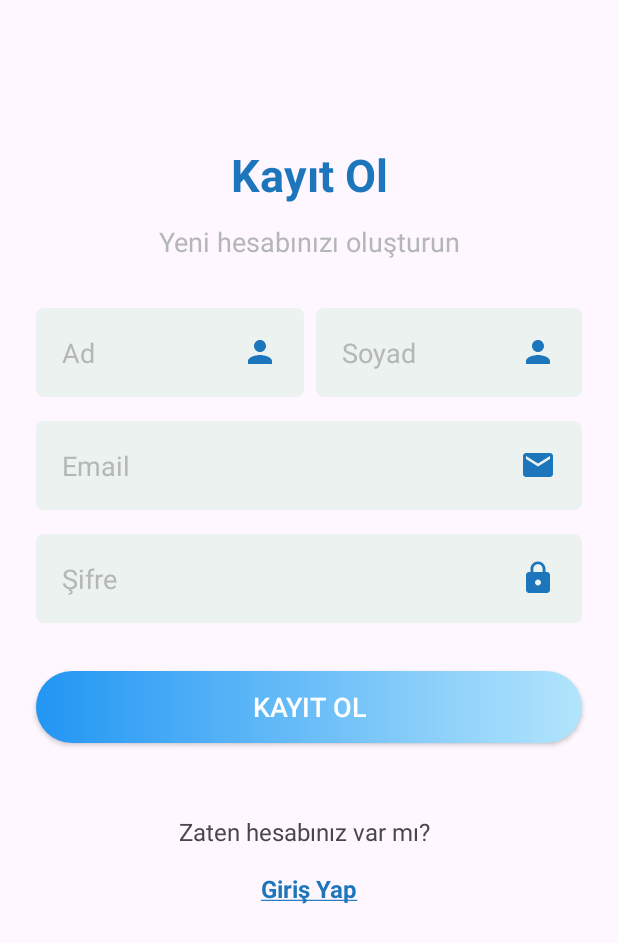
After one commit to talhayi/Homework3, an Android app: the RegisterActivity screen opened directly, with no data from a screen before it, on a phone screen of 412 x 824 dp. The commit adds this screen. Shown: the top 943 px of the screen. Run offline under Robolectric (Android 15) with nearby library versions, the phone set to English and light mode, and no system bars.

Commit message:
Created Register UI

```diff
--- a/app/build.gradle.kts
+++ b/app/build.gradle.kts
@@ -33,6 +33,9 @@ android {
     kotlinOptions {
         jvmTarget = "1.8"
     }
+    buildFeatures {
+        viewBinding = true
+    }
 }
 
 dependencies {
--- a/app/src/main/AndroidManifest.xml
+++ b/app/src/main/AndroidManifest.xml
@@ -13,7 +13,7 @@
         android:theme="@style/Theme.Homework3"
         tools:targetApi="31">
         <activity
-            android:name=".MainActivity"
+            android:name=".LoginActivity"
             android:exported="true">
             <intent-filter>
                 <action android:name="android.intent.action.MAIN" />
@@ -21,6 +21,11 @@
                 <category android:name="android.intent.category.LAUNCHER" />
             </intent-filter>
         </activity>
+
+        <activity
+            android:name=".RegisterActivity"
+            android:exported="true">
+        </activity>
     </application>
 
 </manifest>
--- /dev/null
+++ b/app/src/main/java/com/example/homework3/LoginActivity.kt
@@ -0,0 +1,20 @@
+package com.example.homework3
+
+import android.content.Intent
+import androidx.appcompat.app.AppCompatActivity
+import android.os.Bundle
+import com.example.homework3.databinding.ActivityLoginBinding
+
+class LoginActivity : AppCompatActivity() {
+    private lateinit var binding: ActivityLoginBinding
+    override fun onCreate(savedInstanceState: Bundle?) {
+        super.onCreate(savedInstanceState)
+        binding = ActivityLoginBinding.inflate(layoutInflater)
+        setContentView(binding.root)
+
+        binding.signUpTextView.setOnClickListener {
+            val intent = Intent(this, RegisterActivity::class.java)
+            startActivity(intent)
+        }
+    }
+}
--- a/app/src/main/java/com/example/homework3/MainActivity.kt
+++ /dev/null
@@ -1,11 +0,0 @@
-package com.example.homework3
-
-import androidx.appcompat.app.AppCompatActivity
-import android.os.Bundle
-
-class MainActivity : AppCompatActivity() {
-    override fun onCreate(savedInstanceState: Bundle?) {
-        super.onCreate(savedInstanceState)
-        setContentView(R.layout.activity_main)
-    }
-}
--- /dev/null
+++ b/app/src/main/java/com/example/homework3/RegisterActivity.kt
@@ -0,0 +1,20 @@
+package com.example.homework3
+
+import android.content.Intent
+import androidx.appcompat.app.AppCompatActivity
+import android.os.Bundle
+import com.example.homework3.databinding.ActivityRegisterBinding
+
+class RegisterActivity : AppCompatActivity() {
+    private lateinit var binding: ActivityRegisterBinding
+    override fun onCreate(savedInstanceState: Bundle?) {
+        super.onCreate(savedInstanceState)
+        binding = ActivityRegisterBinding.inflate(layoutInflater)
+        setContentView(binding.root)
+
+        binding.signInTextView.setOnClickListener {
+            val intent = Intent(this, LoginActivity::class.java)
+            startActivity(intent)
+        }
+    }
+}
--- /dev/null
+++ b/app/src/main/res/drawable/ic_person.xml
@@ -0,0 +1,5 @@
+<vector android:height="24dp" android:tint="@color/text_color"
+    android:viewportHeight="24" android:viewportWidth="24"
+    android:width="24dp" xmlns:android="http://schemas.android.com/apk/res/android">
+    <path android:fillColor="@android:color/white" android:pathData="M12,12c2.21,0 4,-1.79 4,-4s-1.79,-4 -4,-4 -4,1.79 -4,4 1.79,4 4,4zM12,14c-2.67,0 -8,1.34 -8,4v2h16v-2c0,-2.66 -5.33,-4 -8,-4z"/>
+</vector>
--- a/app/src/main/res/layout/activity_main.xml
+++ b/app/src/main/res/layout/activity_login.xml
@@ -11,13 +11,15 @@
     android:id="@+id/constraintLayout"
     android:layout_width="match_parent"
     android:layout_height="wrap_content"
-    tools:context=".MainActivity">
+    android:background="@color/white"
+    tools:context=".LoginActivity">
 
 
     <ImageView
         android:id="@+id/imageView"
         android:layout_width="0dp"
         android:layout_height="250dp"
+        android:layout_marginTop="32dp"
         android:background="@drawable/car"
         app:layout_constraintEnd_toEndOf="parent"
         app:layout_constraintStart_toStartOf="parent"
--- /dev/null
+++ b/app/src/main/res/layout/activity_register.xml
@@ -0,0 +1,166 @@
+<?xml version="1.0" encoding="utf-8"?>
+<androidx.constraintlayout.widget.ConstraintLayout xmlns:android="http://schemas.android.com/apk/res/android"
+    xmlns:app="http://schemas.android.com/apk/res-auto"
+    xmlns:tools="http://schemas.android.com/tools"
+    android:layout_width="match_parent"
+    android:layout_height="match_parent"
+    tools:context=".RegisterActivity">
+
+    <TextView
+        android:id="@+id/textView1"
+        android:layout_width="wrap_content"
+        android:layout_height="wrap_content"
+        android:layout_marginTop="96dp"
+        android:text="Kayıt Ol"
+        android:textColor="@color/text_color"
+        android:textSize="30sp"
+        android:textStyle="bold"
+        app:layout_constraintEnd_toEndOf="parent"
+        app:layout_constraintStart_toStartOf="parent"
+        app:layout_constraintTop_toTopOf="parent" />
+
+    <TextView
+        android:id="@+id/textView2"
+        android:layout_width="wrap_content"
+        android:layout_height="wrap_content"
+        android:layout_marginTop="12dp"
+        android:text="Yeni hesabınızı oluşturun"
+        android:textColor="@color/second_text_color"
+        android:textSize="18sp"
+        app:layout_constraintEnd_toEndOf="@+id/textView1"
+        app:layout_constraintStart_toStartOf="@+id/textView1"
+        app:layout_constraintTop_toBottomOf="@+id/textView1" />
+
+    <EditText
+        android:id="@+id/editText1"
+        android:layout_width="0dp"
+        android:layout_height="wrap_content"
+        android:layout_marginStart="24dp"
+        android:layout_marginTop="32dp"
+        android:layout_marginEnd="4dp"
+        android:layout_weight="1"
+        android:background="@drawable/background_edittext"
+        android:drawableEnd="@drawable/ic_person"
+        android:ems="10"
+        android:hint="Ad"
+        android:inputType="textPersonName"
+        android:padding="17dp"
+        android:textColor="@color/black"
+        android:textColorHint="@color/second_text_color"
+        app:layout_constraintEnd_toStartOf="@+id/guideline"
+        app:layout_constraintHorizontal_weight="1"
+        app:layout_constraintStart_toStartOf="parent"
+        app:layout_constraintTop_toBottomOf="@+id/textView2" />
+
+    <EditText
+        android:id="@+id/editText2"
+        android:layout_width="0dp"
+        android:layout_height="wrap_content"
+        android:layout_marginStart="4dp"
+        android:layout_marginTop="32dp"
+        android:layout_marginEnd="24dp"
+        android:layout_weight="1"
+        android:background="@drawable/background_edittext"
+        android:drawableEnd="@drawable/ic_person"
+        android:ems="10"
+        android:hint="Soyad"
+        android:inputType="textPersonName"
+        android:padding="17dp"
+        android:textColor="@color/black"
+        android:textColorHint="@color/second_text_color"
+        app:layout_constraintEnd_toEndOf="parent"
+        app:layout_constraintHorizontal_weight="1"
+        app:layout_constraintStart_toStartOf="@+id/guideline"
+        app:layout_constraintTop_toBottomOf="@+id/textView2" />
+
+    <androidx.constraintlayout.widget.Guideline
+        android:id="@+id/guideline"
+        android:layout_width="wrap_content"
+        android:layout_height="wrap_content"
+        android:orientation="vertical"
+        app:layout_constraintGuide_percent="0.50121653" />
+
+    <EditText
+        android:id="@+id/editText3"
+        android:layout_width="match_parent"
+        android:layout_height="wrap_content"
+        android:layout_marginStart="24dp"
+        android:layout_marginTop="16dp"
+        android:layout_marginEnd="24dp"
+        android:background="@drawable/background_edittext"
+        android:drawableEnd="@drawable/ic_email"
+        android:ems="10"
+        android:hint="Email"
+        android:inputType="textEmailAddress"
+        android:padding="17dp"
+        android:textColor="@color/black"
+        android:textColorHint="@color/second_text_color"
+        app:layout_constraintEnd_toEndOf="parent"
+        app:layout_constraintStart_toStartOf="parent"
+        app:layout_constraintTop_toBottomOf="@+id/editText2" />
+
+    <EditText
+        android:id="@+id/editText4"
+        android:layout_width="match_parent"
+        android:layout_height="wrap_content"
+        android:layout_marginStart="24dp"
+        android:layout_marginTop="16dp"
+        android:layout_marginEnd="24dp"
+        android:background="@drawable/background_edittext"
+        android:drawableEnd="@drawable/ic_lock"
+        android:ems="10"
+        android:hint="Şifre"
+        android:inputType="textPassword"
+        android:padding="17dp"
+        android:textColor="@color/black"
+        android:textColorHint="@color/second_text_color"
+        app:layout_constraintEnd_toEndOf="parent"
+        app:layout_constraintStart_toStartOf="parent"
+        app:layout_constraintTop_toBottomOf="@+id/editText3" />
+
+    <androidx.appcompat.widget.AppCompatButton
+        android:id="@+id/button"
+        android:layout_width="0dp"
+        android:layout_height="wrap_content"
+
+        android:layout_marginStart="24dp"
+        android:layout_marginTop="32dp"
+        android:layout_marginEnd="24dp"
+        android:background="@drawable/background_button"
+        android:text="Kayıt Ol"
+        android:textColor="@color/white"
+        android:textSize="18sp"
+        app:layout_constraintEnd_toEndOf="parent"
+        app:layout_constraintStart_toStartOf="parent"
+        app:layout_constraintTop_toBottomOf="@+id/editText4" />
+
+    <TextView
+        android:id="@+id/textView5"
+        android:layout_width="wrap_content"
+        android:layout_height="wrap_content"
+        android:layout_marginStart="24dp"
+        android:layout_marginTop="48dp"
+        android:layout_marginEnd="24dp"
+        android:layout_weight="1"
+        android:gravity="end"
+        android:text="Zaten hesabınız var mı?  "
+        android:textSize="16sp"
+        app:layout_constraintEnd_toEndOf="parent"
+        app:layout_constraintStart_toStartOf="parent"
+        app:layout_constraintTop_toBottomOf="@+id/button" />
+
+    <TextView
+        android:id="@+id/signInTextView"
+        android:layout_width="wrap_content"
+        android:layout_height="wrap_content"
+        android:layout_marginTop="16dp"
+        android:layout_weight="1"
+        android:text="@string/sign_in"
+        android:textColor="@color/text_color"
+        android:textSize="16sp"
+        android:textStyle="bold"
+        app:layout_constraintEnd_toEndOf="@+id/textView5"
+        app:layout_constraintStart_toStartOf="@+id/textView5"
+        app:layout_constraintTop_toBottomOf="@+id/textView5" />
+
+</androidx.constraintlayout.widget.ConstraintLayout>
--- a/app/src/main/res/values-night/themes.xml
+++ b/app/src/main/res/values-night/themes.xml
@@ -3,5 +3,6 @@
     <style name="Base.Theme.Homework3" parent="Theme.Material3.DayNight.NoActionBar">
         <!-- Customize your dark theme here. -->
         <!-- <item name="colorPrimary">@color/my_dark_primary</item> -->
+        <item name="android:statusBarColor">@color/primary_color</item>
     </style>
 </resources>
--- a/app/src/main/res/values/themes.xml
+++ b/app/src/main/res/values/themes.xml
@@ -3,6 +3,7 @@
     <style name="Base.Theme.Homework3" parent="Theme.Material3.DayNight.NoActionBar">
         <!-- Customize your light theme here. -->
         <!-- <item name="colorPrimary">@color/my_light_primary</item> -->
+        <item name="android:statusBarColor">@color/primary_color</item>
     </style>
 
     <style name="Theme.Homework3" parent="Base.Theme.Homework3" />
```
